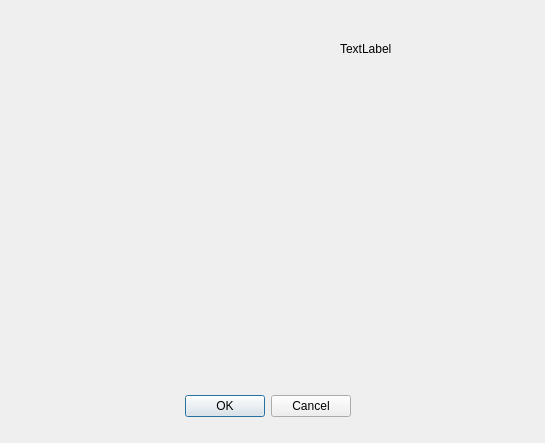
First picture: the form in windows/SdDPadMaster.ui, repository usiksan/SaliCAD, before the edit.
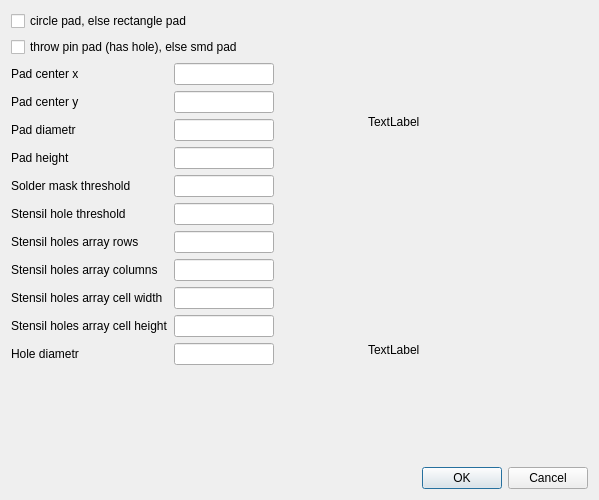
Second picture: the form after the edit.

Commit message: v0.34 Complete with PadMaster dialog and Pads dialog. Append SdIllustrator to use in masters to draw actual object schematic

```diff
--- a/windows/SdDPadMaster.ui
+++ b/windows/SdDPadMaster.ui
@@ -6,42 +6,262 @@
    <rect>
     <x>0</x>
     <y>0</y>
-    <width>545</width>
-    <height>443</height>
+    <width>599</width>
+    <height>500</height>
    </rect>
   </property>
   <property name="windowTitle">
    <string>Dialog</string>
   </property>
-  <widget class="QDialogButtonBox" name="buttonBox">
-   <property name="geometry">
-    <rect>
-     <x>10</x>
-     <y>390</y>
-     <width>341</width>
-     <height>32</height>
-    </rect>
-   </property>
-   <property name="orientation">
-    <enum>Qt::Horizontal</enum>
-   </property>
-   <property name="standardButtons">
-    <set>QDialogButtonBox::Cancel|QDialogButtonBox::Ok</set>
-   </property>
-  </widget>
-  <widget class="QLabel" name="label">
-   <property name="geometry">
-    <rect>
-     <x>340</x>
-     <y>40</y>
-     <width>54</width>
-     <height>17</height>
-    </rect>
-   </property>
-   <property name="text">
-    <string>TextLabel</string>
-   </property>
-  </widget>
+  <layout class="QVBoxLayout" name="verticalLayout_3">
+   <item>
+    <layout class="QHBoxLayout" name="horizontalLayout">
+     <item>
+      <layout class="QVBoxLayout" name="verticalLayout">
+       <item>
+        <widget class="QCheckBox" name="mCirclePad">
+         <property name="text">
+          <string>circle pad, else rectangle pad</string>
+         </property>
+        </widget>
+       </item>
+       <item>
+        <widget class="QCheckBox" name="mThrowPin">
+         <property name="text">
+          <string>throw pin pad (has hole), else smd pad</string>
+         </property>
+        </widget>
+       </item>
+       <item>
+        <layout class="QFormLayout" name="formLayout">
+         <item row="0" column="0">
+          <widget class="QLabel" name="label_3">
+           <property name="text">
+            <string>Pad center x</string>
+           </property>
+          </widget>
+         </item>
+         <item row="0" column="1">
+          <widget class="QLineEdit" name="mCenterX">
+           <property name="maximumSize">
+            <size>
+             <width>100</width>
+             <height>16777215</height>
+            </size>
+           </property>
+          </widget>
+         </item>
+         <item row="1" column="0">
+          <widget class="QLabel" name="label_4">
+           <property name="text">
+            <string>Pad center y</string>
+           </property>
+          </widget>
+         </item>
+         <item row="1" column="1">
+          <widget class="QLineEdit" name="mCenterY">
+           <property name="maximumSize">
+            <size>
+             <width>100</width>
+             <height>16777215</height>
+            </size>
+           </property>
+          </widget>
+         </item>
+         <item row="2" column="0">
+          <widget class="QLabel" name="mPadDiametrTitle">
+           <property name="text">
+            <string>Pad diametr</string>
+           </property>
+          </widget>
+         </item>
+         <item row="2" column="1">
+          <widget class="QLineEdit" name="mPadDiametr">
+           <property name="maximumSize">
+            <size>
+             <width>100</width>
+             <height>16777215</height>
+            </size>
+           </property>
+          </widget>
+         </item>
+         <item row="3" column="0">
+          <widget class="QLabel" name="label_5">
+           <property name="text">
+            <string>Pad height</string>
+           </property>
+          </widget>
+         </item>
+         <item row="3" column="1">
+          <widget class="QLineEdit" name="mPadHeight">
+           <property name="maximumSize">
+            <size>
+             <width>100</width>
+             <height>16777215</height>
+            </size>
+           </property>
+          </widget>
+         </item>
+         <item row="4" column="0">
+          <widget class="QLabel" name="label_7">
+           <property name="text">
+            <string>Solder mask threshold</string>
+           </property>
+          </widget>
+         </item>
+         <item row="4" column="1">
+          <widget class="QLineEdit" name="mMaskThreshold">
+           <property name="maximumSize">
+            <size>
+             <width>100</width>
+             <height>16777215</height>
+            </size>
+           </property>
+          </widget>
+         </item>
+         <item row="5" column="0">
+          <widget class="QLabel" name="label_6">
+           <property name="text">
+            <string>Stensil hole threshold</string>
+           </property>
+          </widget>
+         </item>
+         <item row="5" column="1">
+          <widget class="QLineEdit" name="mStensilThreshold">
+           <property name="maximumSize">
+            <size>
+             <width>100</width>
+             <height>16777215</height>
+            </size>
+           </property>
+          </widget>
+         </item>
+         <item row="6" column="0">
+          <widget class="QLabel" name="label_8">
+           <property name="text">
+            <string>Stensil holes array rows</string>
+           </property>
+          </widget>
+         </item>
+         <item row="6" column="1">
+          <widget class="QLineEdit" name="mStensilRows">
+           <property name="maximumSize">
+            <size>
+             <width>100</width>
+             <height>16777215</height>
+            </size>
+           </property>
+          </widget>
+         </item>
+         <item row="7" column="0">
+          <widget class="QLabel" name="label_9">
+           <property name="text">
+            <string>Stensil holes array columns</string>
+           </property>
+          </widget>
+         </item>
+         <item row="7" column="1">
+          <widget class="QLineEdit" name="mStensilColumns">
+           <property name="maximumSize">
+            <size>
+             <width>100</width>
+             <height>16777215</height>
+            </size>
+           </property>
+          </widget>
+         </item>
+         <item row="8" column="0">
+          <widget class="QLabel" name="label_10">
+           <property name="text">
+            <string>Stensil holes array cell width</string>
+           </property>
+          </widget>
+         </item>
+         <item row="8" column="1">
+          <widget class="QLineEdit" name="mStensilWidth">
+           <property name="maximumSize">
+            <size>
+             <width>100</width>
+             <height>16777215</height>
+            </size>
+           </property>
+          </widget>
+         </item>
+         <item row="9" column="0">
+          <widget class="QLabel" name="label_11">
+           <property name="text">
+            <string>Stensil holes array cell height</string>
+           </property>
+          </widget>
+         </item>
+         <item row="9" column="1">
+          <widget class="QLineEdit" name="mStensilHeight">
+           <property name="maximumSize">
+            <size>
+             <width>100</width>
+             <height>16777215</height>
+            </size>
+           </property>
+          </widget>
+         </item>
+         <item row="10" column="0">
+          <widget class="QLabel" name="label_12">
+           <property name="text">
+            <string>Hole diametr</string>
+           </property>
+          </widget>
+         </item>
+         <item row="10" column="1">
+          <widget class="QLineEdit" name="mHoleDiametr">
+           <property name="maximumSize">
+            <size>
+             <width>100</width>
+             <height>16777215</height>
+            </size>
+           </property>
+          </widget>
+         </item>
+        </layout>
+       </item>
+      </layout>
+     </item>
+     <item>
+      <layout class="QVBoxLayout" name="verticalLayout_2">
+       <item>
+        <widget class="QLabel" name="mPadProfile">
+         <property name="minimumSize">
+          <size>
+           <width>220</width>
+           <height>0</height>
+          </size>
+         </property>
+         <property name="text">
+          <string>TextLabel</string>
+         </property>
+        </widget>
+       </item>
+       <item>
+        <widget class="QLabel" name="mPadSchematic">
+         <property name="text">
+          <string>TextLabel</string>
+         </property>
+        </widget>
+       </item>
+      </layout>
+     </item>
+    </layout>
+   </item>
+   <item>
+    <widget class="QDialogButtonBox" name="buttonBox">
+     <property name="orientation">
+      <enum>Qt::Horizontal</enum>
+     </property>
+     <property name="standardButtons">
+      <set>QDialogButtonBox::Cancel|QDialogButtonBox::Ok</set>
+     </property>
+    </widget>
+   </item>
+  </layout>
  </widget>
  <resources/>
  <connections>
```
The commit also changes 11 other files.
